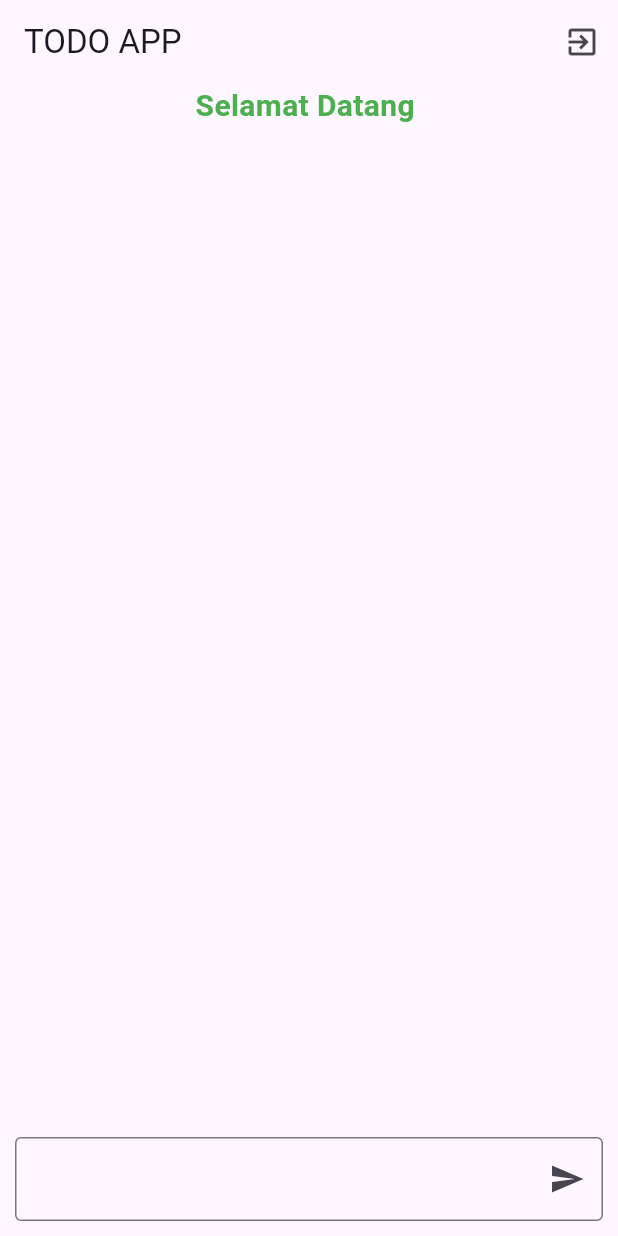
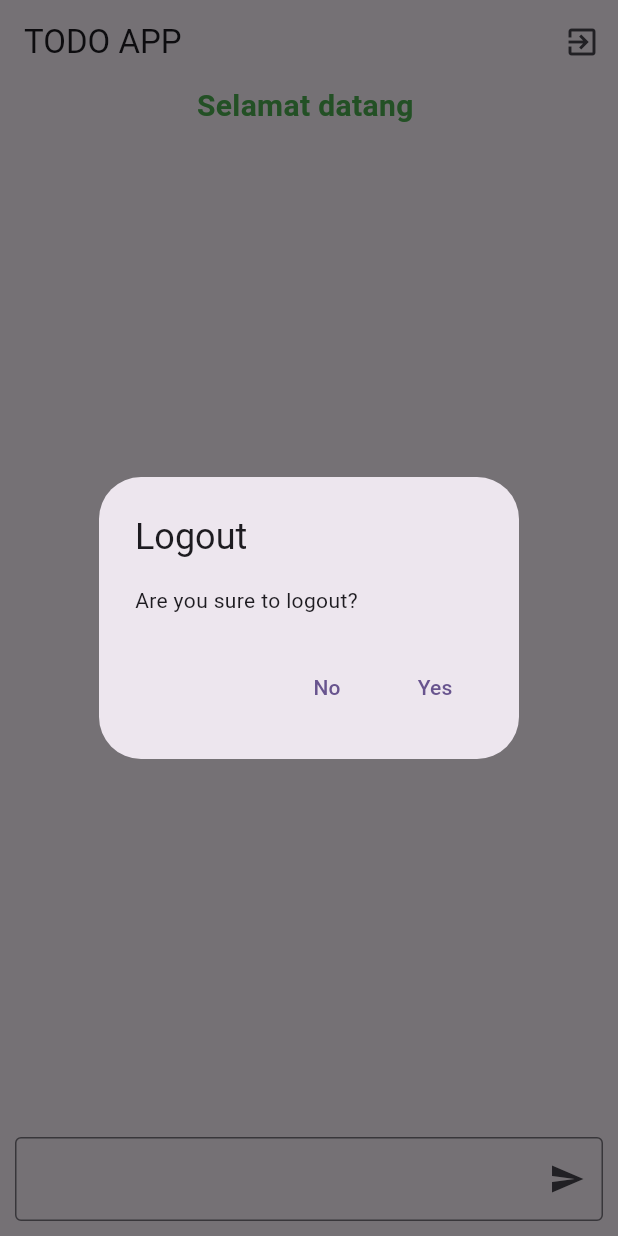
Before and after one commit to fachry-dev/firebase_flutter, a Flutter app: the screen it shows once a user with an empty profile is signed in, after a tap on the "exit to app" icon, on a phone screen of 412 x 824 dp. Run offline on Flutter 3.47's test engine with Material 3 defaults, Android fonts, the phone set to English and light mode, and no system bars; our stand-ins replace cloud_firestore, firebase_auth, firebase_core; accounts and stored records are empty; statements that could not run were skipped.

Commit message:
menambahan fitur

```diff
--- a/lib/screens/home_screen.dart
+++ b/lib/screens/home_screen.dart
@@ -1,6 +1,8 @@
 import 'package:firebase_auth/firebase_auth.dart';
 import 'package:flutter/material.dart';
 import 'package:cloud_firestore/cloud_firestore.dart';
+
+
 
 class HomeScreen extends StatefulWidget {
   const HomeScreen({super.key});
@@ -14,27 +16,27 @@ class _HomeScreenState extends State<HomeScreen> {
   TextEditingController todoController = TextEditingController();
   String message = '';
 
-  Future <void> addTodo() async{
-    try{
+  Future<void> addTodo() async{
+    try {
       await FirebaseFirestore.instance.collection("todo").add({
-        "title" : todoController.text,
-        "time" : FieldValue.serverTimestamp(),
-        "chek" :false
+       'title': todoController.text,
+       'time': FieldValue.serverTimestamp(),
+       'check': false
       });
       setState(() {
         message = "Berhasil menambahkan data ${todoController.text}";
       });
       ScaffoldMessenger.of(context).showSnackBar(
-        SnackBar (content: Text(message))
-        );
+        SnackBar(content: Text(message))
+      );
       todoController.clear();
     } catch (e) {
       setState(() {
-        message = "eror $e";
-      });
+        message = "error $e";
+         });
       ScaffoldMessenger.of(context).showSnackBar(
-        SnackBar (content: Text(message))
-        );
+        SnackBar(content: Text(message))
+      );
     }
   }
 
@@ -45,8 +47,22 @@ class _HomeScreenState extends State<HomeScreen> {
         title: Text("TODO APP"),
         actions: [
           IconButton(
-            onPressed: () async {
-              await FirebaseAuth.instance.signOut();
+            onPressed: () {
+             showDialog(context: context, builder: (context) {
+               return AlertDialog(
+                title:Text("Logout"),
+                content: Text("Are you sure to logout?"),
+                actions: [
+                  TextButton(onPressed: () {
+                    Navigator.pop(context);
+                  },child: Text("No"),),
+                   TextButton(onPressed: () {
+                    FirebaseAuth.instance.signOut();
+                    Navigator.pop(context);
+                   },child: Text("Yes"),),
+                ],
+               );
+             },);
             },
             icon: Icon(Icons.exit_to_app))
         ],
@@ -54,23 +70,57 @@ class _HomeScreenState extends State<HomeScreen> {
       body: Center(
         child: Column(
           children: [
-            Text("Selamat Datang ${user!.displayName}", style: TextStyle(
+
+            Text("Selamat datang ${user!.displayName}",style: TextStyle(
               fontSize: 20,
               color: Colors.green,
               fontWeight: FontWeight.bold
             ),),
+            Expanded(
+              child: StreamBuilder(
+                stream: FirebaseFirestore.instance.collection('todo').snapshots(),
+                builder: (context, snapshot) {
+                  if(snapshot.connectionState == ConnectionState.waiting){
+                    return Center(child: CircularProgressIndicator(),);
+                  }else if(snapshot.hasError){
+                    return Center(child: Text(snapshot.error.toString()),);
+                  }
+
+                  final data = snapshot.data!.docs;
+                  return ListView.builder(
+                    itemCount: data.length,
+                    itemBuilder: (context, index) {
+                      final todo = data[index];
+                      return Card(
+                        child: ListTile(
+                          leading: Checkbox(
+                            value: todo['check'],
+                            onChanged: (value) async{
+                              await FirebaseFirestore.instance.collection('todo').doc(todo.id).update({
+                                'check': value
+                              });
+                            },
+                            ),
+                          title: Text(todo['title']),
+                        ),
+                      );
+                    },
+                    );
+                },)
+              )
           ],
         ),
       ),
       bottomNavigationBar: Padding(
-        padding: EdgeInsetsGeometry.all(10),
-        child :TextField(
+        padding: EdgeInsets.all(10),
+        child: TextField(
           controller: todoController,
-          decoration: InputDecoration(
+          decoration:InputDecoration(
             suffixIcon: IconButton(
               onPressed: () {
                 addTodo();
-              }, icon: Icon(Icons.send)),
+              },
+               icon: Icon(Icons.send)),
             border: OutlineInputBorder()
           ),
         ),
```
